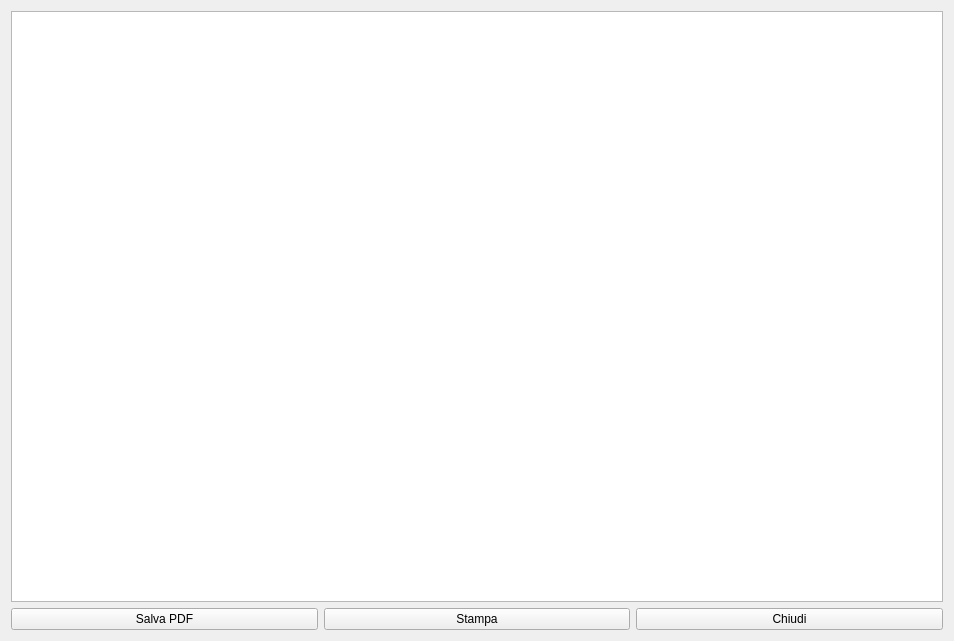
Old version of the form hpdfprint.ui in the repository fblabs/hamlet-mod-sancon.
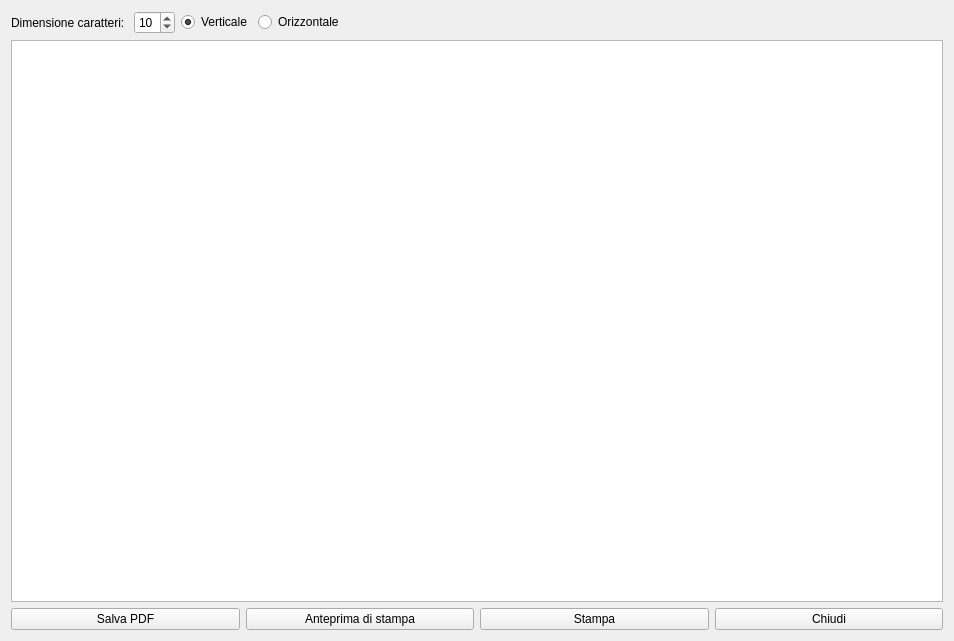
New version of the form. Icons and pictures are not drawn.

```diff
--- a/hpdfprint.ui
+++ b/hpdfprint.ui
@@ -21,6 +21,64 @@
     <normaloff>:/Resources/print-icon.png</normaloff>:/Resources/print-icon.png</iconset>
   </property>
   <layout class="QVBoxLayout" name="verticalLayout">
+   <item>
+    <layout class="QHBoxLayout" name="horizontalLayout_2">
+     <item>
+      <layout class="QFormLayout" name="formLayout">
+       <item row="0" column="0">
+        <widget class="QLabel" name="label">
+         <property name="text">
+          <string>Dimensione caratteri: </string>
+         </property>
+        </widget>
+       </item>
+       <item row="0" column="1">
+        <widget class="QSpinBox" name="sbFontSize">
+         <property name="minimum">
+          <number>1</number>
+         </property>
+         <property name="maximum">
+          <number>30</number>
+         </property>
+         <property name="value">
+          <number>10</number>
+         </property>
+        </widget>
+       </item>
+      </layout>
+     </item>
+     <item>
+      <widget class="QRadioButton" name="rbPortrait">
+       <property name="text">
+        <string>Verticale</string>
+       </property>
+       <property name="checked">
+        <bool>true</bool>
+       </property>
+      </widget>
+     </item>
+     <item>
+      <widget class="QRadioButton" name="rbLandscape">
+       <property name="text">
+        <string>Orizzontale</string>
+       </property>
+      </widget>
+     </item>
+     <item>
+      <spacer name="horizontalSpacer">
+       <property name="orientation">
+        <enum>Qt::Horizontal</enum>
+       </property>
+       <property name="sizeHint" stdset="0">
+        <size>
+         <width>40</width>
+         <height>20</height>
+        </size>
+       </property>
+      </spacer>
+     </item>
+    </layout>
+   </item>
    <item>
     <widget class="QTextBrowser" name="tb_Viewport"/>
    </item>
@@ -37,6 +95,17 @@
        </property>
       </widget>
      </item>
+     <item>
+      <widget class="QPushButton" name="pbPreview">
+       <property name="text">
+        <string>Anteprima di stampa</string>
+       </property>
+       <property name="icon">
+        <iconset resource="icons.qrc">
+         <normaloff>:/Resources/Photocamera.PNG</normaloff>:/Resources/Photocamera.PNG</iconset>
+       </property>
+      </widget>
+     </item>
      <item>
       <widget class="QPushButton" name="pbPrint">
        <property name="text">
```
